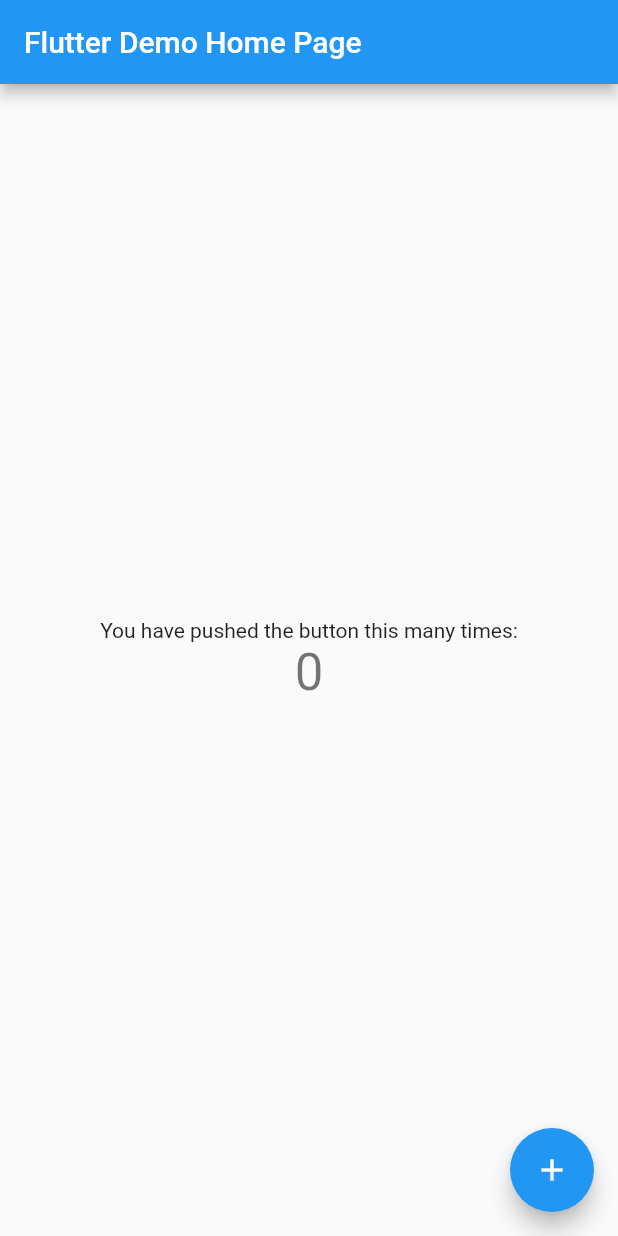
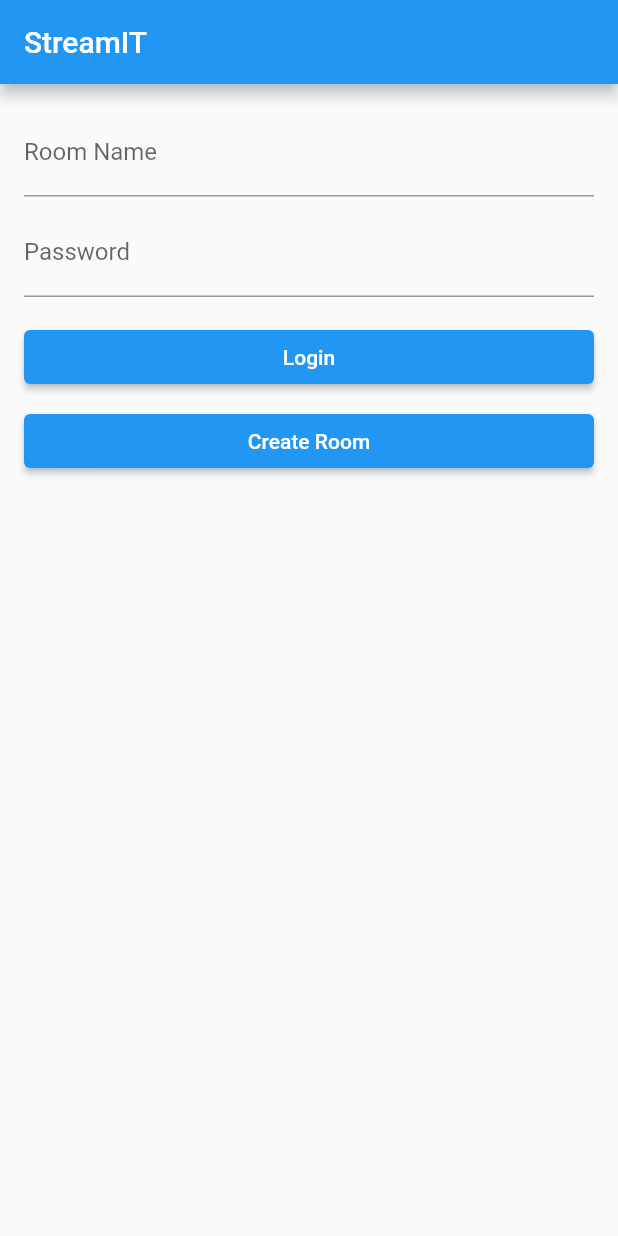
Before and after one commit to The-Network-Preachers/streamit-app, a Flutter app: the screen it shows after launch, on a phone screen of 412 x 824 dp. Run offline on Flutter 3.47's test engine with Material 2 defaults, Android fonts, the light colour scheme and no system bars.

Commit message:
Login Page

```diff
--- a/lib/main.dart
+++ b/lib/main.dart
@@ -1,115 +1,81 @@
 import 'package:flutter/material.dart';
 
 void main() {
-  runApp(const MyApp());
+  runApp(LoginPage());
 }
 
-class MyApp extends StatelessWidget {
-  const MyApp({super.key});
+class LoginPage extends StatefulWidget {
+  @override
+  _LoginPageState createState() => _LoginPageState();
+}
 
-  // This widget is the root of your application.
+class _LoginPageState extends State<LoginPage> {
+  final _formKey = GlobalKey<FormState>();
+  final _emailController = TextEditingController();
+  final _passwordController = TextEditingController();
+
   @override
   Widget build(BuildContext context) {
     return MaterialApp(
-      title: 'Flutter Demo',
-      theme: ThemeData(
-        // This is the theme of your application.
-        //
-        // Try running your application with "flutter run". You'll see the
-        // application has a blue toolbar. Then, without quitting the app, try
-        // changing the primarySwatch below to Colors.green and then invoke
-        // "hot reload" (press "r" in the console where you ran "flutter run",
-        // or simply save your changes to "hot reload" in a Flutter IDE).
-        // Notice that the counter didn't reset back to zero; the application
-        // is not restarted.
-        primarySwatch: Colors.blue,
+      home: Scaffold(
+        appBar: AppBar(
+          title: Text('StreamIT'),
         ),
-      home: const MyHomePage(title: 'Flutter Demo Home Page'),
-    );
+        body: SingleChildScrollView(
+          child: Container(
+            padding: EdgeInsets.all(16.0),
+            child: Form(
+              key: _formKey,
+              child: Column(
+                crossAxisAlignment: CrossAxisAlignment.stretch,
+                children: <Widget>[
+                  TextFormField(
+                    controller: _emailController,
+                    decoration: InputDecoration(labelText: 'Room Name'),
+                    validator: (value) {
+                      if (value == null || value.isEmpty) {
+                        return 'Please enter your Room Name';
                       }
+                      return null;
+                    },
+                  ),
+                  SizedBox(height: 8.0),
+                  TextFormField(
+                    controller: _passwordController,
+                    decoration: InputDecoration(labelText: 'Password'),
+                    obscureText: true,
+                    validator: (value) {
+                      if (value == null || value.isEmpty) {
+                        return 'Please enter your password';
                       }
-
-class MyHomePage extends StatefulWidget {
-  const MyHomePage({super.key, required this.title});
-
-  // This widget is the home page of your application. It is stateful, meaning
-  // that it has a State object (defined below) that contains fields that affect
-  // how it looks.
-
-  // This class is the configuration for the state. It holds the values (in this
-  // case the title) provided by the parent (in this case the App widget) and
-  // used by the build method of the State. Fields in a Widget subclass are
-  // always marked "final".
-
-  final String title;
-
-  @override
-  State<MyHomePage> createState() => _MyHomePageState();
+                      return null;
+                    },
+                  ),
+                  SizedBox(height: 16.0),
+                  ElevatedButton(
+                    onPressed: () {
+                      if (_formKey.currentState!.validate()) {
+                        // Implement login functionality here
+                        String email = _emailController.text;
+                        String password = _passwordController.text;
+                        // Call your login API and handle the response
                       }
-
-class _MyHomePageState extends State<MyHomePage> {
-  int _counter = 0;
-
-  void _incrementCounter() {
-    setState(() {
-      // This call to setState tells the Flutter framework that something has
-      // changed in this State, which causes it to rerun the build method below
-      // so that the display can reflect the updated values. If we changed
-      // _counter without calling setState(), then the build method would not be
-      // called again, and so nothing would appear to happen.
-      _counter++;
-    });
-  }
-
-  @override
-  Widget build(BuildContext context) {
-    // This method is rerun every time setState is called, for instance as done
-    // by the _incrementCounter method above.
-    //
-    // The Flutter framework has been optimized to make rerunning build methods
-    // fast, so that you can just rebuild anything that needs updating rather
-    // than having to individually change instances of widgets.
-    return Scaffold(
-      appBar: AppBar(
-        // Here we take the value from the MyHomePage object that was created by
-        // the App.build method, and use it to set our appbar title.
-        title: Text(widget.title),
+                    },
+                    child: Text('Login'),
                   ),
-      body: Center(
-        // Center is a layout widget. It takes a single child and positions it
-        // in the middle of the parent.
-        child: Column(
-          // Column is also a layout widget. It takes a list of children and
-          // arranges them vertically. By default, it sizes itself to fit its
-          // children horizontally, and tries to be as tall as its parent.
-          //
-          // Invoke "debug painting" (press "p" in the console, choose the
-          // "Toggle Debug Paint" action from the Flutter Inspector in Android
-          // Studio, or the "Toggle Debug Paint" command in Visual Studio Code)
-          // to see the wireframe for each widget.
-          //
-          // Column has various properties to control how it sizes itself and
-          // how it positions its children. Here we use mainAxisAlignment to
-          // center the children vertically; the main axis here is the vertical
-          // axis because Columns are vertical (the cross axis would be
-          // horizontal).
-          mainAxisAlignment: MainAxisAlignment.center,
-          children: <Widget>[
-            const Text(
-              'You have pushed the button this many times:',
-            ),
-            Text(
-              '$_counter',
-              style: Theme.of(context).textTheme.headlineMedium,
+                  SizedBox(height: 8.0),
+                  ElevatedButton(
+                    onPressed: () {
+                      // Implement create room functionality here
+                    },
+                    child: Text('Create Room'),
                   ),
                 ],
               ),
             ),
-      floatingActionButton: FloatingActionButton(
-        onPressed: _incrementCounter,
-        tooltip: 'Increment',
-        child: const Icon(Icons.add),
-      ), // This trailing comma makes auto-formatting nicer for build methods.
+          ),
+        ),
+      ),
     );
   }
 }
```
Lines whose indentation alone changed are shown as unchanged.
